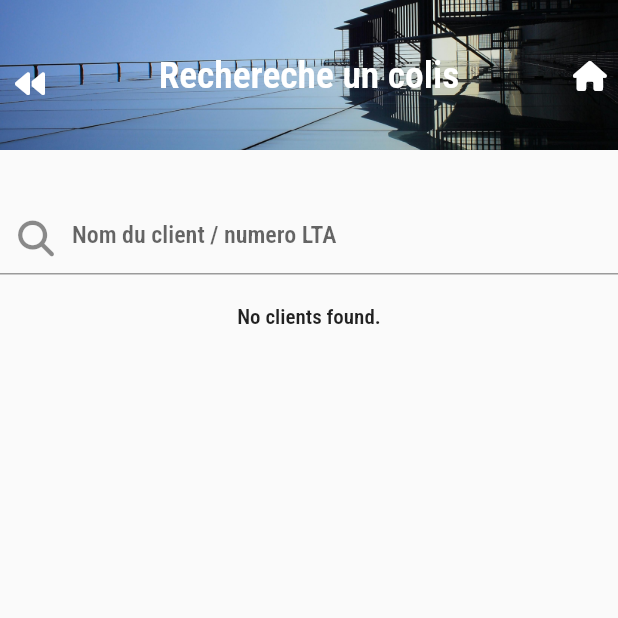
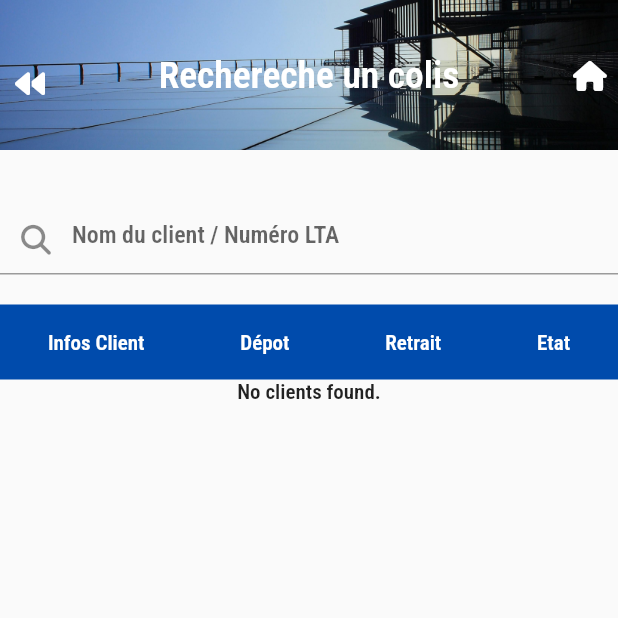
Before and after one commit to quantdev01/packet-management, a Flutter app: the SearchPacketMobile screen opened directly, on a phone screen of 412 x 824 dp, the top half of it. Run offline on Flutter 3.47's test engine with Material 3 defaults, Android fonts, the light colour scheme and no system bars; our stand-ins replace cloud_firestore, firebase_core, font_awesome_flutter, pdf, printing, shimmer; accounts and stored records are empty.

Commit message:
tble title ok

```diff
--- a/lib/screens/search_packet_mobile.dart
+++ b/lib/screens/search_packet_mobile.dart
@@ -66,11 +66,51 @@ class _SearchPacketMobileState extends State<SearchPacketMobile> {
                   });
                 },
                 decoration: InputDecoration(
-                  prefixIcon: Icon(FontAwesomeIcons.magnifyingGlass),
-                  hintText: 'Nom du client / numero LTA',
+                  prefixIcon: Icon(
+                    FontAwesomeIcons.magnifyingGlass,
+                    size: 20,
+                  ),
+                  hintText: 'Nom du client / Numéro LTA',
                 ),
               ),
               const SizedBox(height: kSizedBoxHeight),
+              Container(
+                height: 50,
+                color: kBlueColor,
+                child: Row(
+                  mainAxisAlignment: MainAxisAlignment.spaceAround,
+                  children: [
+                    TableCell(
+                      verticalAlignment: TableCellVerticalAlignment.middle,
+                      child: Text(
+                        'Infos Client',
+                        style: kTextStyleTableTitleMobile,
+                      ),
+                    ),
+                    TableCell(
+                      verticalAlignment: TableCellVerticalAlignment.middle,
+                      child: Text(
+                        'Dépot',
+                        style: kTextStyleTableTitleMobile,
+                      ),
+                    ),
+                    TableCell(
+                      verticalAlignment: TableCellVerticalAlignment.middle,
+                      child: Text(
+                        'Retrait',
+                        style: kTextStyleTableTitleMobile,
+                      ),
+                    ),
+                    TableCell(
+                      verticalAlignment: TableCellVerticalAlignment.middle,
+                      child: Text(
+                        'Etat',
+                        style: kTextStyleTableTitleMobile,
+                      ),
+                    ),
+                  ],
+                ),
+              ),
               StreamBuilder<QuerySnapshot>(
                 stream: FirebaseFirestore.instance
                     .collection('clients')
@@ -125,30 +165,51 @@ class _SearchPacketMobileState extends State<SearchPacketMobile> {
                       final day1 = modifiedAt.toDate().day;
                       final month1 = modifiedAt.toDate().month;
 
-                      return ListTile(
-                        title: Text(
-                          '${clientData['name']}   $day/$month $hour:$minute\'   $day1/$month1 $hour1:$minute1\'',
-                          style: TextStyle(fontSize: kDefaultFontSize),
-                          maxLines: 1,
-                          overflow: TextOverflow.ellipsis,
+                      return Card(
+                        child: ListTile(
+                          dense: true,
+                          title: Table(
+                            border: TableBorder.all(color: Colors.white30),
+                            children: [
+                              TableRow(
+                                children: [
+                                  TableCell(
+                                    verticalAlignment:
+                                        TableCellVerticalAlignment.middle,
+                                    child: Text(
+                                      '${clientData['name']}',
+                                      style: kTextStyleMobile,
+                                    ),
+                                  ),
+                                  TableCell(
+                                    verticalAlignment:
+                                        TableCellVerticalAlignment.middle,
+                                    child: Padding(
+                                      padding: EdgeInsets.all(8.0),
+                                      child: Text('$day/$month $hour:$minute'),
+                                    ),
+                                  ),
+                                  TableCell(
+                                    verticalAlignment:
+                                        TableCellVerticalAlignment.middle,
+                                    child: Padding(
+                                      padding: EdgeInsets.all(8.0),
+                                      child:
+                                          Text('$day1/$month1 $hour1:$minute1'),
+                                    ),
+                                  ),
+                                ],
+                              )
+                            ],
                           ),
                           subtitle: Text(
                             '${clientData['total_to_pay']}\$',
                             maxLines: 1,
                             style: TextStyle(
-                            fontSize: 18,
+                              fontSize: 15,
                               color: kBlueColor,
                             ),
                           ),
-                        // trailing: Text(
-                        //   isDelivered
-                        //       ? 'Livrer'
-                        //       : 'En cours', // Display status based on `status`
-                        //   style: TextStyle(
-                        //     color: isDelivered ? Colors.green : Colors.orange,
-                        //     fontWeight: FontWeight.bold,
-                        //   ),
-                        // ),
                           trailing: isDelivered
                               ? Icon(
                                   FontAwesomeIcons.circleCheck,
@@ -159,6 +220,7 @@ class _SearchPacketMobileState extends State<SearchPacketMobile> {
                                   color: Colors.orange,
                                 ),
                           onTap: () => _showProductsDialog(context, clientId),
+                        ),
                       );
                     },
                   );
--- a/lib/utils/constant.dart
+++ b/lib/utils/constant.dart
@@ -19,6 +19,18 @@ const kTextStyleNormal = TextStyle(
   color: Colors.black87,
 );
 
+const kTextStyleMobile = TextStyle(
+  // fontSize: 14,
+  color: Colors.black87,
+  fontWeight: FontWeight.bold,
+);
+
+const kTextStyleTableTitleMobile = TextStyle(
+  // fontSize: 14,
+  color: Colors.white,
+  fontWeight: FontWeight.bold,
+);
+
 const Color kBlueColor = Color.fromARGB(255, 0, 75, 172);
 const Color kRedColor = Color.fromARGB(255, 172, 0, 0);
 const Color kWhiteColor = Colors.white;
```
Lines whose indentation alone changed are shown as unchanged.
